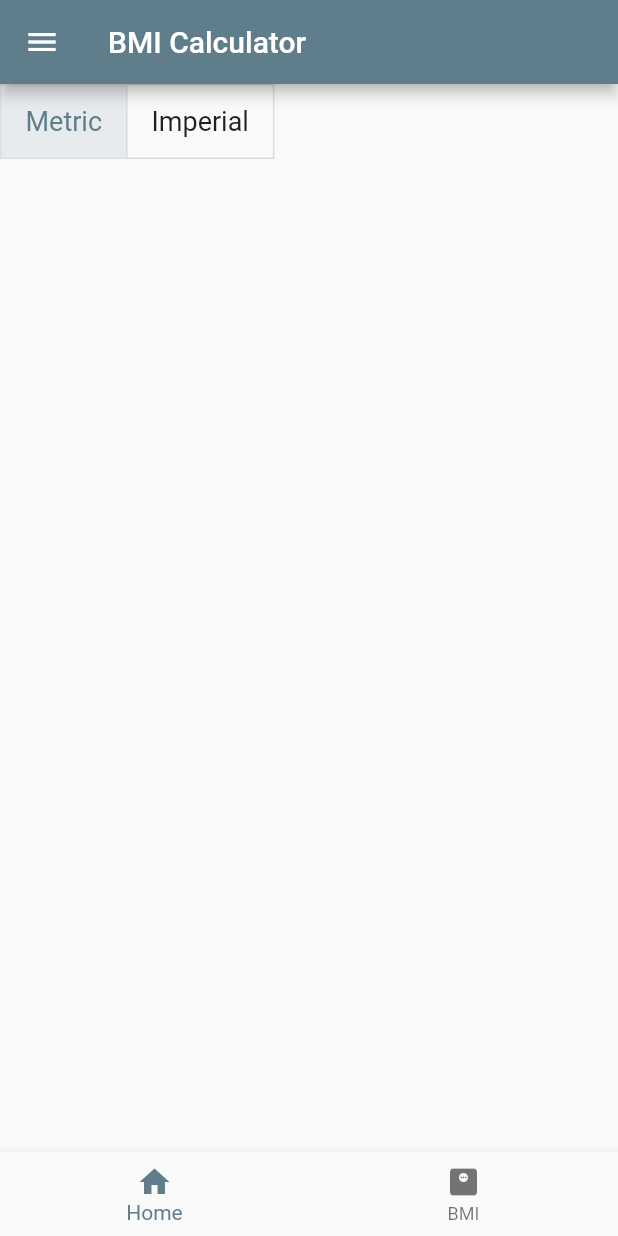
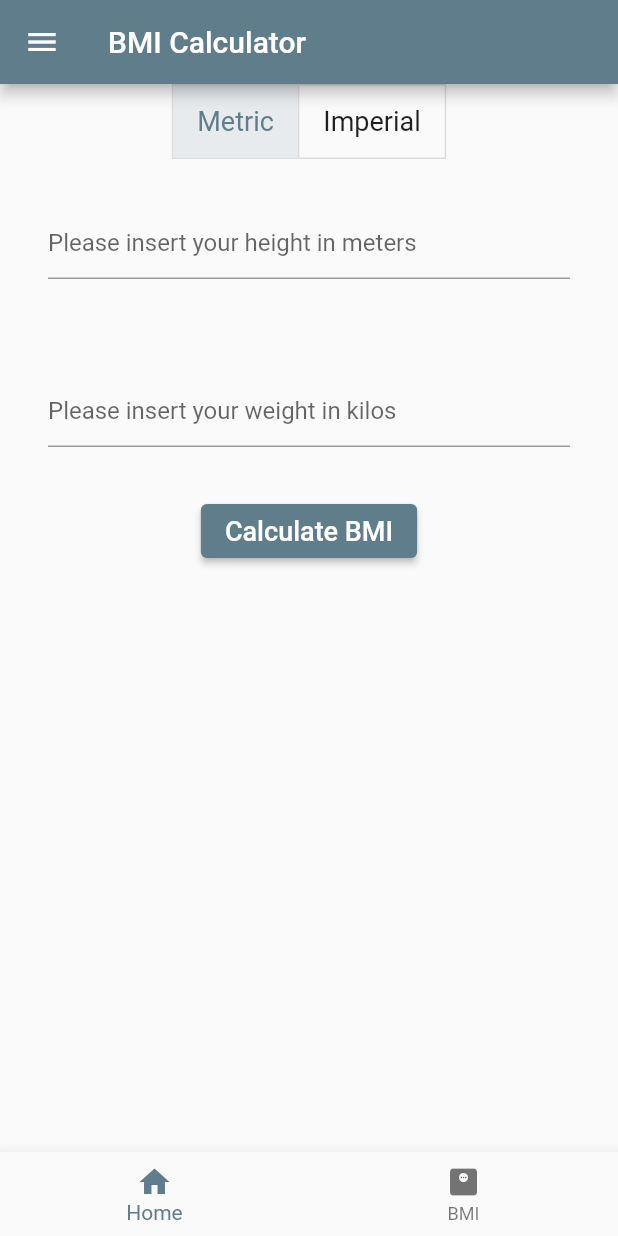
Before and after one commit to ClaudioSviluppo/global_fitness, a Flutter app: the BmiScreen screen opened by its route, on a phone screen of 412 x 824 dp. Run offline on Flutter 3.47's test engine with Material 2 defaults, Android fonts, the phone set to English and light mode, and no system bars.

Commit message:
Update bmi_screen.dart
bmi_screen.dart rebuilded

```diff
--- a/lib/screens/bmi_screen.dart
+++ b/lib/screens/bmi_screen.dart
@@ -3,21 +3,25 @@ import 'package:global_fitness/shared/menu_bottom.dart';
 import 'package:global_fitness/shared/menu_drawer.dart';
 
 class BmiScreen extends StatefulWidget {
-  const BmiScreen({super.key});
+  const BmiScreen({Key? key}) : super(key: key);
 
   @override
   State<BmiScreen> createState() => _BmiScreenState();
 }
 
 class _BmiScreenState extends State<BmiScreen> {
+  final TextEditingController txtHeight = TextEditingController();
+  final TextEditingController txtWeight = TextEditingController();
   final double fontSize = 18;
   String result = '';
   bool isMetric = true;
   bool isImperial = false;
   double? height; //? isNullable
   double? weight;
-  late List<bool>
-      isSelected; //LAte obbliga una variabile ad essere inizializzata a runtime, non in fase di compilazione
+  //Late obbliga una variabile ad essere inizializzata a runtime, non in fase di compilazione
+  late List<bool> isSelected;
+  String heightMessage = '';
+  String weightMessage = '';
 
   @override
   void initState() {
@@ -27,23 +31,69 @@ class _BmiScreenState extends State<BmiScreen> {
 
   @override
   Widget build(BuildContext context) {
+    heightMessage =
+        'Please insert your height in ${(isMetric) ? 'meters' : 'inches'}';
+    weightMessage =
+        'Please insert your weight in ${(isMetric) ? 'kilos' : 'pounds'}';
     return Scaffold(
       appBar: AppBar(title: const Text('BMI Calculator')),
       bottomNavigationBar: const MenuBottom(),
       drawer: const MenuDrawer(),
-      body: Column(children: [
-        ToggleButtons(children: [
+      body: SingleChildScrollView(
+        child: Column(
+          children: [
+            ToggleButtons(
+                isSelected: isSelected,
+                onPressed: toggleMeasure,
+                children: [
                   Padding(
-            padding: EdgeInsets.symmetric(horizontal: 16),
+                    padding: const EdgeInsets.symmetric(horizontal: 16),
                     child: Text('Metric', style: TextStyle(fontSize: fontSize)),
                   ),
                   Padding(
-            padding: EdgeInsets.symmetric(horizontal: 16),
-            child: Text('Imperial', style: TextStyle(fontSize: fontSize)),
+                    padding: const EdgeInsets.symmetric(horizontal: 16),
+                    child:
+                        Text('Imperial', style: TextStyle(fontSize: fontSize)),
                   ),
-        ], isSelected: isSelected, onPressed: toggleMeasure),
                 ]),
+            Padding(
+              padding: const EdgeInsets.all(32.0),
+              child: TextField(
+                  controller: txtHeight,
+                  keyboardType: TextInputType.number,
+                  decoration: InputDecoration(hintText: heightMessage)),
+            ),
+            Padding(
+              padding: const EdgeInsets.all(32.0),
+              child: TextField(
+                controller: txtWeight,
+                keyboardType: TextInputType.number,
+                decoration: InputDecoration(hintText: weightMessage),
+              ),
+            ),
+            ElevatedButton(
+                onPressed: findBMI,
+                child: Text('Calculate BMI',
+                    style: TextStyle(fontSize: fontSize))),
+            Text(result, style: TextStyle(fontSize: fontSize))
+          ],
+        ),
+      ),
     );
+  }
+
+  void findBMI() {
+    double bmi = 0;
+    double height = double.tryParse(txtHeight.text) ?? 0;
+    double weight = double.tryParse(txtWeight.text) ?? 0;
+    if (isMetric) {
+      bmi = weight / (height * height);
+    } else {
+      bmi = weight * 703 / (height * height);
+    }
+    setState(() {
+      result = 'Your BMIn is ${bmi.toStringAsFixed(2)}';
+    });
   }
 
   void toggleMeasure(value) {
```
Lines whose indentation alone changed are shown as unchanged.
